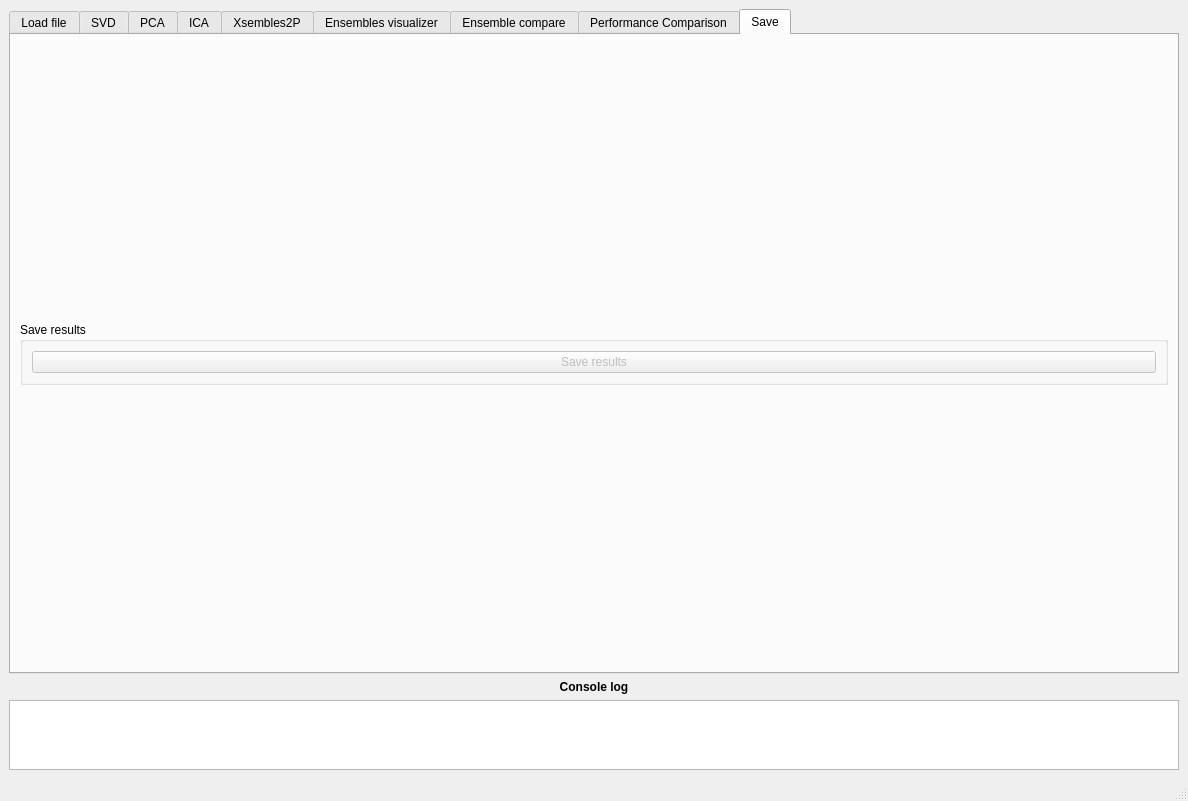
Before: the Qt Designer form gui/MainWindow.ui in rivelco/ENCORE, drawn with Qt 5.
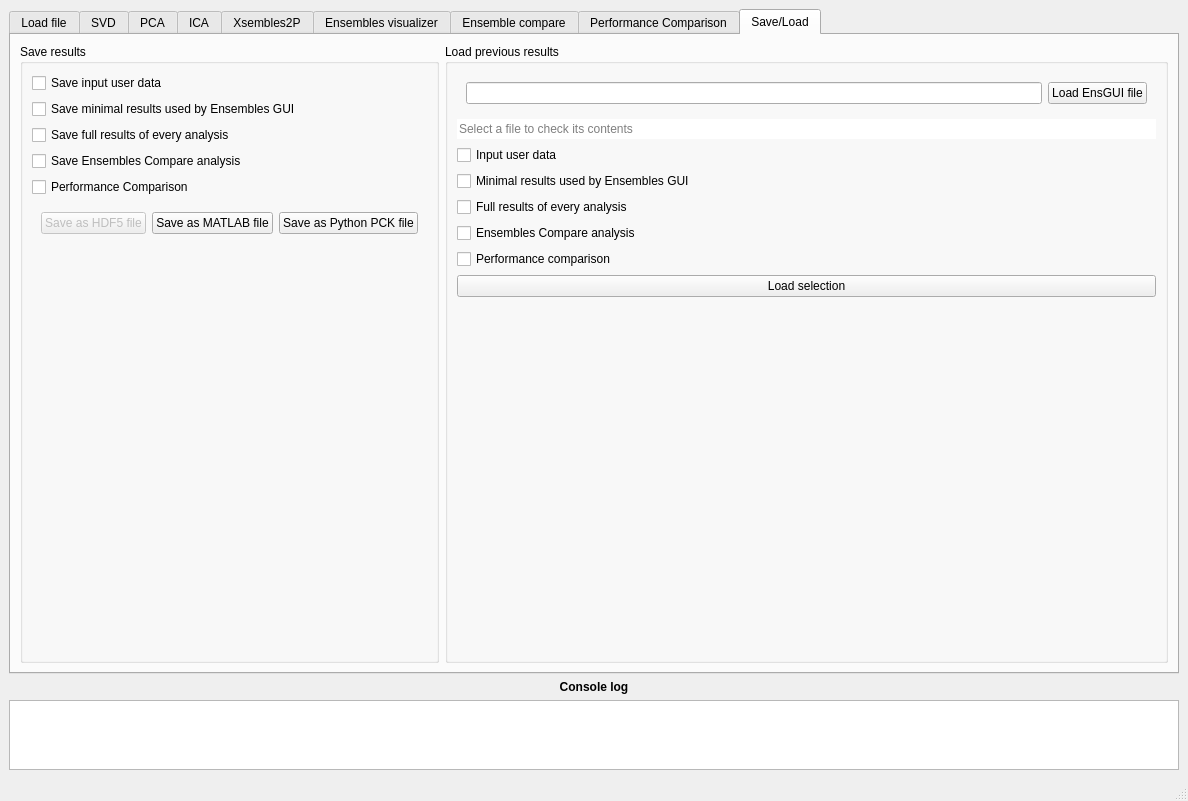
After: the same form once the commit is applied. The open tabs and pages were chosen to show the change. Custom widgets are drawn as their Qt base class.

Commit message:
Progress with new Save and Load tab
Progress with both the internal logic and the UI

```diff
--- a/gui/MainWindow.ui
+++ b/gui/MainWindow.ui
@@ -4579,13 +4579,13 @@
       </widget>
       <widget class="QWidget" name="tab_2">
        <attribute name="title">
-        <string>Save</string>
+        <string>Save/Load</string>
        </attribute>
-       <layout class="QVBoxLayout" name="verticalLayout_18">
+       <layout class="QHBoxLayout" name="horizontalLayout_35">
         <item>
          <widget class="QGroupBox" name="groupBox_26">
           <property name="sizePolicy">
-           <sizepolicy hsizetype="Expanding" vsizetype="Maximum">
+           <sizepolicy hsizetype="Preferred" vsizetype="Preferred">
             <horstretch>0</horstretch>
             <verstretch>0</verstretch>
            </sizepolicy>
@@ -4595,22 +4595,198 @@
           </property>
           <layout class="QVBoxLayout" name="verticalLayout_45">
            <item>
-            <widget class="QPushButton" name="save_btn_save">
-             <property name="enabled">
-              <bool>false</bool>
+            <widget class="QCheckBox" name="checkBox">
+             <property name="text">
+              <string>Save input user data</string>
              </property>
-             <property name="toolTip">
-              <string>Save the analysis results and used parameters
+            </widget>
+           </item>
+           <item>
+            <widget class="QCheckBox" name="checkBox_2">
+             <property name="text">
+              <string>Save minimal results used by Ensembles GUI</string>
+             </property>
+            </widget>
+           </item>
+           <item>
+            <widget class="QCheckBox" name="checkBox_3">
+             <property name="text">
+              <string>Save full results of every analysis</string>
+             </property>
+            </widget>
+           </item>
+           <item>
+            <widget class="QCheckBox" name="checkBox_4">
+             <property name="text">
+              <string>Save Ensembles Compare analysis</string>
+             </property>
+            </widget>
+           </item>
+           <item>
+            <widget class="QCheckBox" name="checkBox_5">
+             <property name="text">
+              <string>Performance Comparison</string>
+             </property>
+            </widget>
+           </item>
+           <item>
+            <widget class="QWidget" name="widget_23" native="true">
+             <layout class="QHBoxLayout" name="horizontalLayout_36">
+              <item>
+               <widget class="QPushButton" name="save_btn_save">
+                <property name="enabled">
+                 <bool>false</bool>
+                </property>
+                <property name="toolTip">
+                 <string>Save the analysis results and used parameters
 to an HDF5 file.</string>
+                </property>
+                <property name="toolTipDuration">
+                 <number>5000</number>
+                </property>
+                <property name="text">
+                 <string>Save as HDF5 file</string>
+                </property>
+               </widget>
+              </item>
+              <item>
+               <widget class="QPushButton" name="pushButton">
+                <property name="text">
+                 <string>Save as MATLAB file</string>
+                </property>
+               </widget>
+              </item>
+              <item>
+               <widget class="QPushButton" name="pushButton_2">
+                <property name="text">
+                 <string>Save as Python PCK file</string>
+                </property>
+               </widget>
+              </item>
+             </layout>
+            </widget>
+           </item>
+           <item>
+            <spacer name="verticalSpacer">
+             <property name="orientation">
+              <enum>Qt::Vertical</enum>
              </property>
-             <property name="toolTipDuration">
-              <number>5000</number>
+             <property name="sizeHint" stdset="0">
+              <size>
+               <width>20</width>
+               <height>40</height>
+              </size>
              </property>
+            </spacer>
+           </item>
+          </layout>
+         </widget>
+        </item>
+        <item>
+         <widget class="QGroupBox" name="groupBox_41">
+          <property name="sizePolicy">
+           <sizepolicy hsizetype="Preferred" vsizetype="Expanding">
+            <horstretch>0</horstretch>
+            <verstretch>0</verstretch>
+           </sizepolicy>
+          </property>
+          <property name="title">
+           <string>Load previous results</string>
+          </property>
+          <layout class="QVBoxLayout" name="verticalLayout_18">
+           <item>
+            <widget class="QWidget" name="widget_26" native="true">
+             <property name="sizePolicy">
+              <sizepolicy hsizetype="Preferred" vsizetype="Maximum">
+               <horstretch>0</horstretch>
+               <verstretch>0</verstretch>
+              </sizepolicy>
+             </property>
+             <layout class="QHBoxLayout" name="horizontalLayout_37">
+              <item>
+               <widget class="QLineEdit" name="lineEdit"/>
+              </item>
+              <item>
+               <widget class="QPushButton" name="pushButton_3">
+                <property name="text">
+                 <string>Load EnsGUI file</string>
+                </property>
+               </widget>
+              </item>
+             </layout>
+            </widget>
+           </item>
+           <item>
+            <widget class="QLineEdit" name="lineEdit_2">
+             <property name="inputMask">
+              <string/>
+             </property>
              <property name="text">
-              <string>Save results</string>
+              <string/>
              </property>
+             <property name="frame">
+              <bool>false</bool>
+             </property>
+             <property name="placeholderText">
+              <string>Select a file to check its contents</string>
+             </property>
             </widget>
            </item>
+           <item>
+            <widget class="QCheckBox" name="checkBox_6">
+             <property name="text">
+              <string>Input user data</string>
+             </property>
+            </widget>
+           </item>
+           <item>
+            <widget class="QCheckBox" name="checkBox_7">
+             <property name="text">
+              <string>Minimal results used by Ensembles GUI</string>
+             </property>
+            </widget>
+           </item>
+           <item>
+            <widget class="QCheckBox" name="checkBox_8">
+             <property name="text">
+              <string>Full results of every analysis</string>
+             </property>
+            </widget>
+           </item>
+           <item>
+            <widget class="QCheckBox" name="checkBox_9">
+             <property name="text">
+              <string>Ensembles Compare analysis</string>
+             </property>
+            </widget>
+           </item>
+           <item>
+            <widget class="QCheckBox" name="checkBox_10">
+             <property name="text">
+              <string>Performance comparison</string>
+             </property>
+            </widget>
+           </item>
+           <item>
+            <widget class="QPushButton" name="pushButton_4">
+             <property name="text">
+              <string>Load selection</string>
+             </property>
+            </widget>
+           </item>
+           <item>
+            <spacer name="verticalSpacer_2">
+             <property name="orientation">
+              <enum>Qt::Vertical</enum>
+             </property>
+             <property name="sizeHint" stdset="0">
+              <size>
+               <width>20</width>
+               <height>40</height>
+              </size>
+             </property>
+            </spacer>
+           </item>
           </layout>
          </widget>
         </item>
```
Left out of the diff: 12 changed lines with no effect on the pictures. The commit also changes 1 other file.
